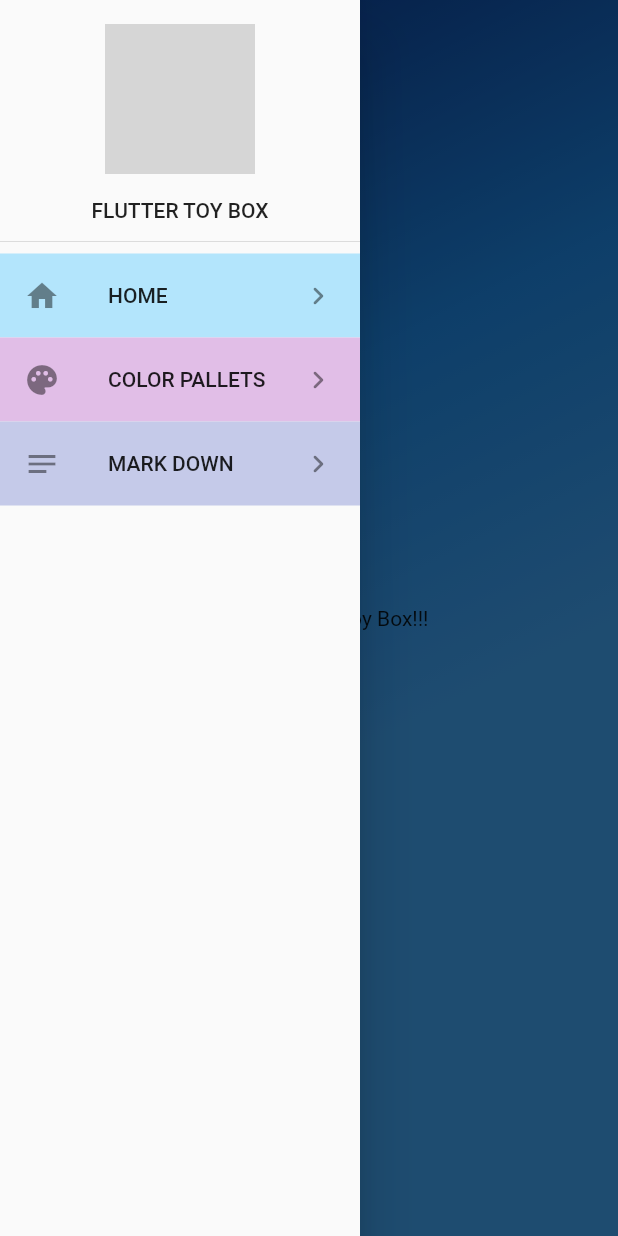
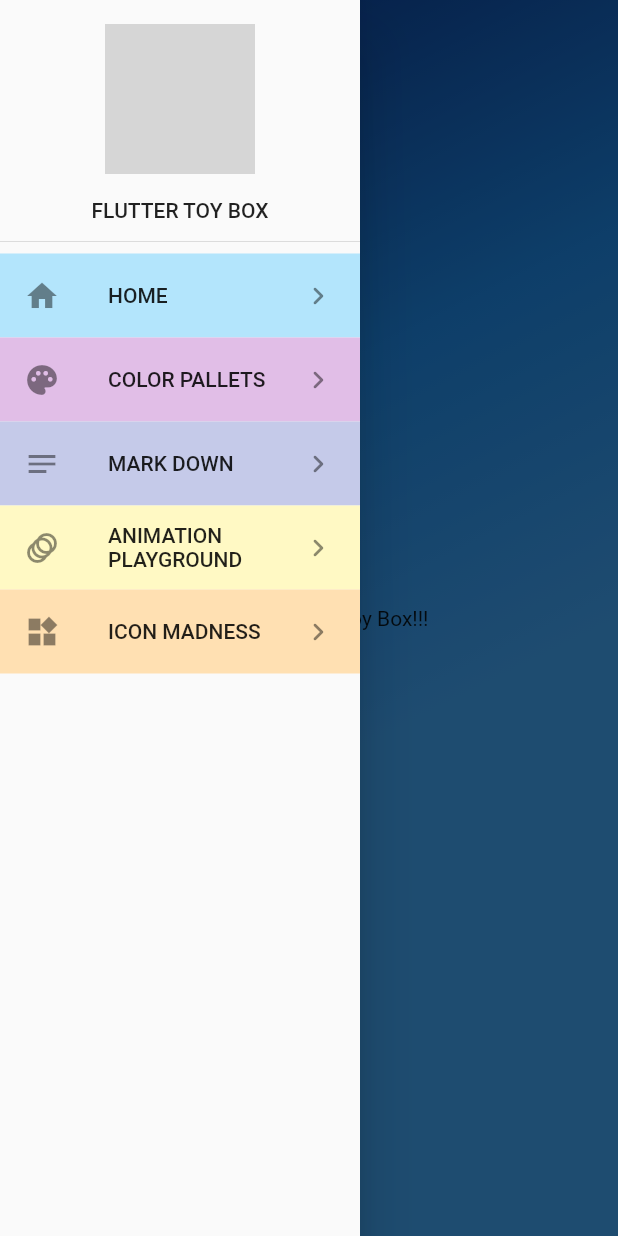
Before and after one commit to heyhey1028/flutter-toybox, a Flutter app: the screen it shows after launch, with the side drawer open, on a phone screen of 412 x 824 dp. Run offline on Flutter 3.47's test engine with Material 2 defaults, Android fonts, the phone set to English and light mode, and no system bars; grey boxes are pictures that could not be loaded.

Commit message:
add: future projects

```diff
--- a/lib/widgets/main_drawer.dart
+++ b/lib/widgets/main_drawer.dart
@@ -46,6 +46,18 @@ class MainDrawer extends StatelessWidget {
               title: 'MARK DOWN',
               navigateTo: MarkDownScreen(),
             ),
+            DrawerTile(
+              color: Colors.yellow[100],
+              icon: Icon(Icons.animation),
+              title: 'ANIMATION PLAYGROUND',
+              navigateTo: null,
+            ),
+            DrawerTile(
+              color: Colors.orange[100],
+              icon: Icon(Icons.widgets),
+              title: 'ICON MADNESS',
+              navigateTo: null,
+            ),
           ],
         ),
       ),
```
